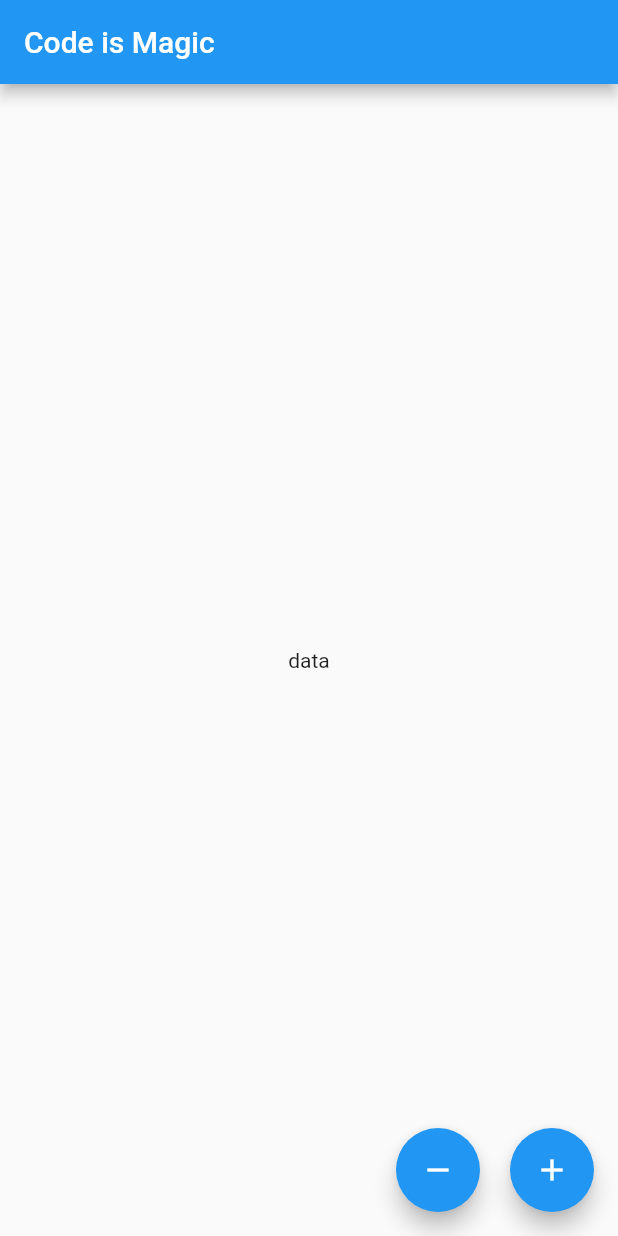
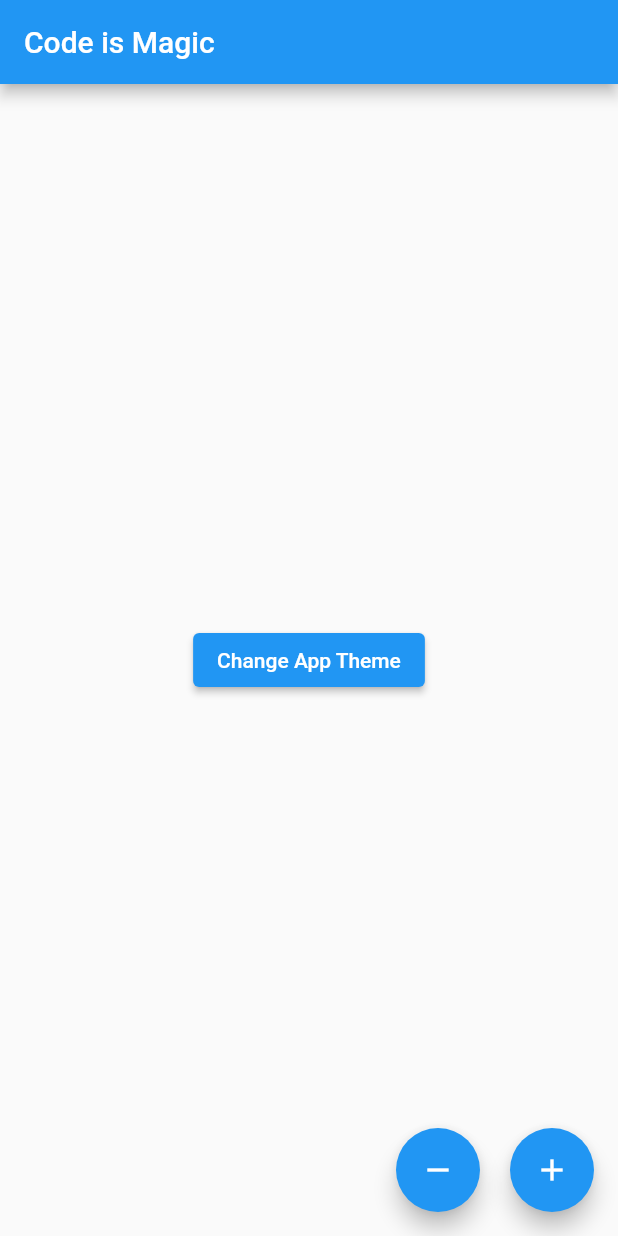
Before and after one commit to Oshinowo/todo-app, a Flutter app: the screen it shows after launch, on a phone screen of 412 x 824 dp. Run offline on Flutter 3.47's test engine with Material 2 defaults, Android fonts, the phone set to English and light mode, and no system bars; our stand-ins replace bloc, equatable, flutter_bloc.

Commit message:
complete bloc-payload-app to change app's theme

```diff
--- /dev/null
+++ b/lib/blocs/theme/theme_bloc.dart
@@ -0,0 +1,17 @@
+import 'package:bloc/bloc.dart';
+import 'package:equatable/equatable.dart';
+
+part 'theme_event.dart';
+part 'theme_state.dart';
+
+class ThemeBloc extends Bloc<ThemeEvent, ThemeState> {
+  ThemeBloc() : super(ThemeState.initial()) {
+    on<ChangeThemeEvent>((event, emit) {
+      if (event.radInt % 2 == 0) {
+        emit(state.copyWith(appTheme: AppTheme.light));
+      } else {
+        emit(state.copyWith(appTheme: AppTheme.dark));
+      }
+    });
+  }
+}
--- /dev/null
+++ b/lib/blocs/theme/theme_event.dart
@@ -0,0 +1,20 @@
+part of 'theme_bloc.dart';
+
+abstract class ThemeEvent extends Equatable {
+  const ThemeEvent();
+
+  @override
+  List<Object> get props => [];
+}
+
+class ChangeThemeEvent extends ThemeEvent {
+  final int radInt;
+
+  const ChangeThemeEvent(this.radInt);
+
+  @override
+  String toString() => 'ChangeThemeEvent(radInt: $radInt)';
+
+  @override
+  List<Object> get props => [radInt];
+}
--- /dev/null
+++ b/lib/blocs/theme/theme_state.dart
@@ -0,0 +1,25 @@
+part of 'theme_bloc.dart';
+
+enum AppTheme { light, dark }
+
+class ThemeState extends Equatable {
+  final AppTheme appTheme;
+
+  const ThemeState({this.appTheme = AppTheme.light});
+
+  factory ThemeState.initial() {
+    return const ThemeState();
+  }
+
+  ThemeState copyWith({
+    AppTheme? appTheme,
+  }) {
+    return const ThemeState();
+  }
+
+  @override
+  bool get stringify => true;
+
+  @override
+  List<Object> get props => [appTheme];
+}
--- a/lib/main.dart
+++ b/lib/main.dart
@@ -1,4 +1,6 @@
 import 'package:flutter/material.dart';
+import 'package:flutter_bloc/flutter_bloc.dart';
+import 'package:todo_app/blocs/theme/theme_bloc.dart';
 import 'package:todo_app/screens/home_screen.dart';
 
 void main() {
@@ -10,13 +12,20 @@ class TodoApp extends StatelessWidget {
 
   @override
   Widget build(BuildContext context) {
-    return MaterialApp(
-      title: 'Todo Bloc App',
-      debugShowCheckedModeBanner: false,
-      theme: ThemeData(
-        visualDensity: VisualDensity.adaptivePlatformDensity,
+    return BlocProvider<ThemeBloc>(
+      create: (context) => ThemeBloc(),
+      child: BlocBuilder<ThemeBloc, ThemeState>(
+        builder: (context, state) {
+          return MaterialApp(
+            title: 'Todo Bloc App',
+            debugShowCheckedModeBanner: false,
+            theme: state.appTheme == AppTheme.light
+                ? ThemeData.light()
+                : ThemeData.dark(),
+            home: const HomeScreen(),
+          );
+        },
       ),
-      home: const HomeScreen(),
     );
   }
 }
--- a/lib/screens/home_screen.dart
+++ b/lib/screens/home_screen.dart
@@ -1,4 +1,8 @@
+import 'dart:math';
+
 import 'package:flutter/material.dart';
+import 'package:flutter_bloc/flutter_bloc.dart';
+import 'package:todo_app/blocs/theme/theme_bloc.dart';
 
 class HomeScreen extends StatefulWidget {
   const HomeScreen({Key? key}) : super(key: key);
@@ -14,8 +18,15 @@ class _HomeScreenState extends State<HomeScreen> {
       appBar: AppBar(
         title: const Text('Code is Magic'),
       ),
-      body: const Center(
-        child: Text('data'),
+      body: Center(
+        child: ElevatedButton(
+          onPressed: () {
+            int radInt = Random().nextInt(10);
+            print(radInt);
+            context.read<ThemeBloc>().add(ChangeThemeEvent(radInt));
+          },
+          child: const Text('Change App Theme'),
+        ),
       ),
       floatingActionButton: Row(
         mainAxisAlignment: MainAxisAlignment.end,
```
